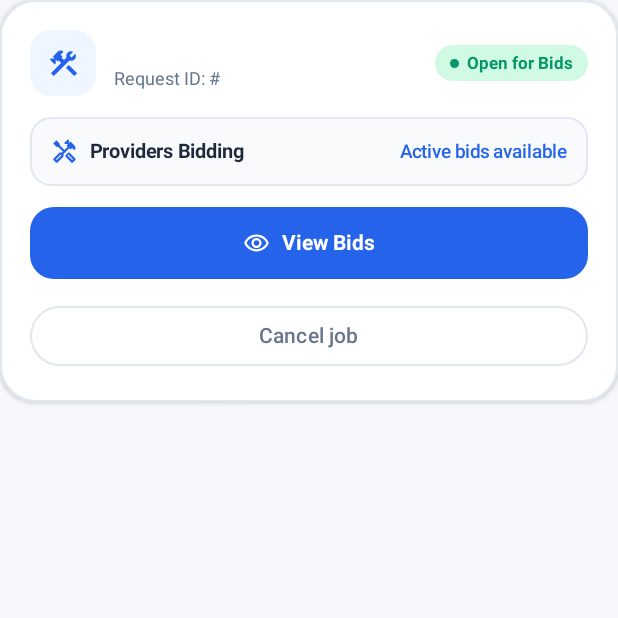
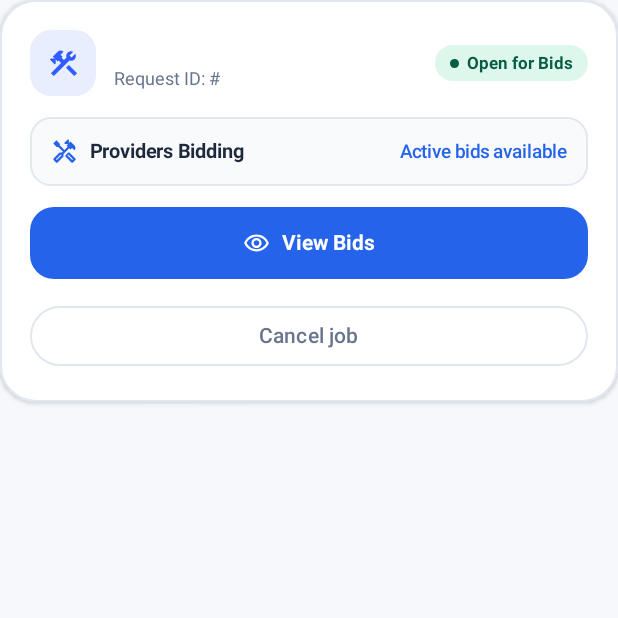
Before and after one commit to Bhanuka-Hewawasam/Fixly, an Android app built with Jetpack Compose: the composable BookingCard shown on its own in the app's theme, on a phone screen of 412 x 824 dp, the top half of it. Run offline under Robolectric (Android 15) with nearby library versions, the phone set to English and light mode, and no system bars; our stand-ins replace Firebase (no records; nobody signed in at launch, a user with empty details on screens opened directly).

Commit message:
style(ui): make booking cards adaptive to light and dark themes

```diff
--- a/app/src/main/java/lk/ac/nibm/hdse/fixly_20/ui/screens/MyBookingsScreen.kt
+++ b/app/src/main/java/lk/ac/nibm/hdse/fixly_20/ui/screens/MyBookingsScreen.kt
@@ -249,14 +249,14 @@ private fun BookingCard(
     val isOpen = job.status == "Open"
 
     val statusContainerColor = when {
-        isOpen -> Color(0xFFD1FAE5)
-        isProgress -> Color(0xFFFEF3C7)
-        else -> Color(0xFFEFF6FF)
+        isOpen -> MaterialTheme.colorScheme.tertiaryContainer
+        isProgress -> MaterialTheme.colorScheme.secondaryContainer
+        else -> MaterialTheme.colorScheme.primaryContainer
     }
     val statusTextColor = when {
-        isOpen -> Color(0xFF059669)
-        isProgress -> Color(0xFFD97706)
-        else -> Color(0xFF2563EB)
+        isOpen -> MaterialTheme.colorScheme.onTertiaryContainer
+        isProgress -> MaterialTheme.colorScheme.onSecondaryContainer
+        else -> MaterialTheme.colorScheme.primary
     }
     val statusText = when {
         isOpen -> "Open for Bids"
@@ -268,7 +268,7 @@ private fun BookingCard(
         shape = RoundedCornerShape(24.dp),
         colors = CardDefaults.cardColors(containerColor = MaterialTheme.colorScheme.surface),
         elevation = CardDefaults.cardElevation(defaultElevation = 2.dp),
-        border = BorderStroke(1.dp, Color(0xFFE2E8F0)),
+        border = BorderStroke(1.dp, MaterialTheme.colorScheme.outlineVariant),
         modifier = Modifier.fillMaxWidth()
     ) {
         Column(
@@ -289,13 +289,13 @@ private fun BookingCard(
                         modifier = Modifier
                             .size(44.dp)
                             .clip(RoundedCornerShape(14.dp))
-                            .background(Color(0xFFEFF6FF)),
+                            .background(MaterialTheme.colorScheme.primaryContainer),
                         contentAlignment = Alignment.Center
                     ) {
                         Icon(
                             imageVector = categoryIcon,
                             contentDescription = null,
-                            tint = Color(0xFF2563EB),
+                            tint = MaterialTheme.colorScheme.primary,
                             modifier = Modifier.size(22.dp)
                         )
                     }
@@ -305,14 +305,14 @@ private fun BookingCard(
                             style = MaterialTheme.typography.titleMedium.copy(
                                 fontWeight = FontWeight.Bold,
                                 fontSize = 16.sp,
-                                color = Color(0xFF1E293B)
+                                color = MaterialTheme.colorScheme.onSurface
                             )
                         )
                         Spacer(modifier = Modifier.height(2.dp))
                         Text(
                             text = "Request ID: #${job.jobId.takeLast(6).uppercase()}",
                             style = MaterialTheme.typography.bodySmall.copy(
-                                color = Color(0xFF64748B),
+                                color = MaterialTheme.colorScheme.onSurfaceVariant,
                                 fontSize = 12.sp
                             )
                         )
@@ -350,8 +350,8 @@ private fun BookingCard(
             if (job.description.isNotBlank()) {
                 Surface(
                     shape = RoundedCornerShape(14.dp),
-                    color = Color(0xFFF8FAFC),
-                    border = BorderStroke(1.dp, Color(0xFFF1F5F9)),
+                    color = MaterialTheme.colorScheme.surfaceVariant,
+                    border = BorderStroke(1.dp, MaterialTheme.colorScheme.outlineVariant),
                     modifier = Modifier.fillMaxWidth()
                 ) {
                     Text(
```
